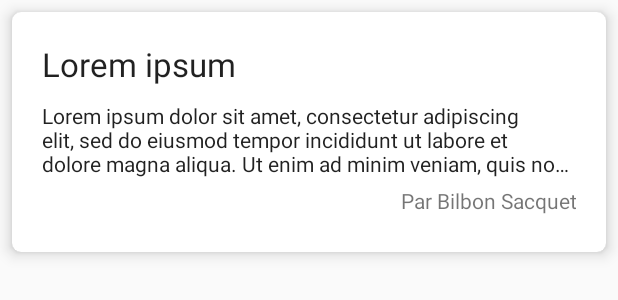
After one commit to NoeColin/ErudY, an Android app: the layout request_item.xml on its own in the app's theme, with its tools: preview values and no code run, on a phone screen of 412 x 824 dp. The commit adds this screen. Shown: the top 300 px of the screen. Run offline under Robolectric (Android 15) with nearby library versions, the phone set to English and light mode, and no system bars.

Commit message:
l'item pour les demandes

```diff
--- /dev/null
+++ b/app/src/main/res/layout/request_item.xml
@@ -0,0 +1,53 @@
+<?xml version="1.0" encoding="utf-8"?>
+<androidx.cardview.widget.CardView
+    xmlns:android="http://schemas.android.com/apk/res/android"
+    xmlns:app="http://schemas.android.com/apk/res-auto"
+    android:layout_width="match_parent"
+    android:layout_height="160dp"
+    android:layout_margin="8dp"
+    app:cardCornerRadius="6dp"
+    app:cardElevation="6dp">
+
+    <LinearLayout
+        android:orientation="vertical"
+        android:layout_width="match_parent"
+        android:layout_height="match_parent">
+
+        <TextView
+            android:id="@+id/request_title"
+            android:layout_width="wrap_content"
+            android:layout_height="wrap_content"
+            android:layout_marginStart="20dp"
+            android:layout_marginTop="20dp"
+            android:layout_marginEnd="20dp"
+            android:ellipsize="end"
+            android:maxLines="1"
+            android:text="@string/lorem_ipsum_short"
+            android:textAppearance="@style/TextAppearance.AppCompat.Large" />
+
+        <TextView
+            android:id="@+id/request_content"
+            android:layout_width="wrap_content"
+            android:layout_height="wrap_content"
+            android:layout_marginStart="20dp"
+            android:layout_marginTop="10dp"
+            android:layout_marginEnd="20dp"
+            android:ellipsize="end"
+            android:maxLines="3"
+            android:text="@string/lorem_ipsum_long"
+            android:textAppearance="@style/TextAppearance.AppCompat.Body1" />
+
+        <TextView
+            android:id="@+id/request_creator"
+            android:layout_width="match_parent"
+            android:layout_height="wrap_content"
+            android:layout_marginStart="20dp"
+            android:layout_marginTop="5dp"
+            android:layout_marginEnd="20dp"
+            android:ellipsize="end"
+            android:gravity="end"
+            android:maxLines="1"
+            android:text="@string/request_by" />
+
+    </LinearLayout>
+</androidx.cardview.widget.CardView>
--- a/app/src/main/res/values/strings.xml
+++ b/app/src/main/res/values/strings.xml
@@ -5,6 +5,7 @@
     <string name="not_register">Vous n\'avez pas encore de compte?</string>
     <string name="register">S\'enregistrer</string>
     <string name="forgot_password">Mot de passe oublié?</string>
+    <string name="already_register">Vous avez déjà un compte?</string>
 
     <string name="text_email">Email :</string>
     <string name="mail_example">bilbon.sacquet@comte.lotr</string>
@@ -15,10 +16,18 @@
     <string name="firstname_example">Bilbon</string>
     <string name="text_lastname">Nom :</string>
     <string name="lastname_example">Sacquet</string>
-    <string name="already_register">Vous avez déjà un compte?</string>
+
     <string name="message">Saisir un message</string>
     <string name="my_message">Mon message</string>
     <string name="other_message">Son message</string>
+
+    <string name="request_title_example">Nouveau roi</string>
+    <string name="request_content_example">Cavalier banni du Rohan, cherche roi PAS corrompu par Saroumane. Ceci est juste un long text pour tester si le textView wrap correctement le contenu du message</string>
+    <string name="request_by">Par Bilbon Sacquet</string>
+
+    <string name="lorem_ipsum_short">Lorem ipsum</string>
+    <string name="lorem_ipsum_long">Lorem ipsum dolor sit amet, consectetur adipiscing elit, sed do eiusmod tempor incididunt ut labore et dolore magna aliqua. Ut enim ad minim veniam, quis nostrud exercitation ullamco laboris nisi ut aliquip ex ea commodo consequat. Duis aute irure dolor in reprehenderit in voluptate velit esse cillum dolore eu fugiat nulla pariatur. Excepteur sint occaecat cupidatat non proident, sunt in culpa qui officia deserunt mollit anim id est laborum.</string>
+
 
     <string name="title_activity_container">ContainerActivity</string>
     <string name="navigation_drawer_open">Open navigation drawer</string>
```
